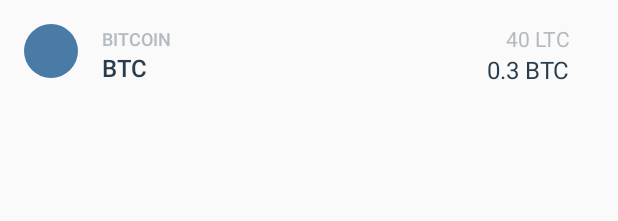
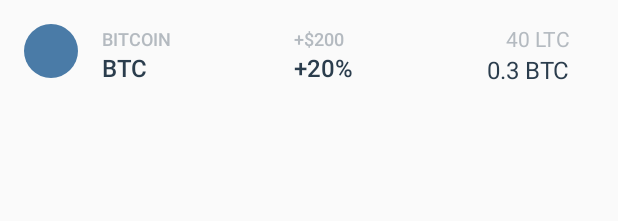
Before and after one commit to NeLk42/cryptofolio, an Android app: the layout balance_grid_item.xml on its own in the app's theme, with its tools: preview values and no code run, on a phone screen of 412 x 824 dp. Shown: the top 221 px of the screen. Run offline under Robolectric (Android 15) with nearby library versions, the phone set to English and light mode, and no system bars.

Commit message:
Added longName to crypto ENUMs Refactored Value interface to abstract class and then to Utils class to have BalanceInBTCs and BalanceInFiat available at will. Added textviews to balance_grid_item.

```diff
--- a/app/src/main/res/layout/balance_grid_item.xml
+++ b/app/src/main/res/layout/balance_grid_item.xml
@@ -49,6 +49,39 @@
     </LinearLayout>
 
     <LinearLayout
+        android:layout_width="0dp"
+        android:layout_height="wrap_content"
+        android:layout_gravity="center_vertical"
+        android:layout_marginLeft="16dp"
+        android:layout_marginRight="16dp"
+        android:layout_weight="1"
+        android:orientation="vertical">
+
+        <TextView
+            android:id="@+id/coinLongName"
+            android:layout_width="wrap_content"
+            android:layout_height="wrap_content"
+            android:maxLines="1"
+            android:fontFamily="sans-serif-medium"
+            android:textAllCaps="true"
+            android:textSize="12sp"
+            android:ellipsize="end"
+            android:textColor="@color/textColorDetails"
+            tools:text="+$200"/>
+
+        <TextView
+            android:id="@+id/coinName"
+            android:layout_width="wrap_content"
+            android:layout_height="wrap_content"
+            android:maxLines="2"
+            android:fontFamily="sans-serif-medium"
+            android:textSize="16sp"
+            android:textColor="@color/textColorBold"
+            android:ellipsize="end"
+            tools:text="+20%"/>
+    </LinearLayout>
+
+    <LinearLayout
         android:layout_width="wrap_content"
         android:layout_height="wrap_content"
         android:layout_marginLeft="16dp"
```
Also changed, not shown: app/src/main/java/nelk/io/crypton/models/enums/Crypto.java (+7 -4 lines), app/src/main/java/nelk/io/crypton/models/rex/Coin.java (+1 -9 lines), app/src/main/java/nelk/io/crypton/models/rex/Portfolio.java (+1 -9 lines), app/src/main/java/nelk/io/crypton/models/rex/Position.java (+1 -8 lines), app/src/main/java/nelk/io/crypton/models/rex/Transaction.java (+1 -8 lines), app/src/main/java/nelk/io/crypton/models/utils/Value.java (deleted, +0 -15 lines), app/src/main/java/nelk/io/crypton/models/utils/ValueUtils.java (added, +66 -0 lines), app/src/main/java/nelk/io/crypton/recyclerview/BalanceAdapter.java (+17 -36 lines).
